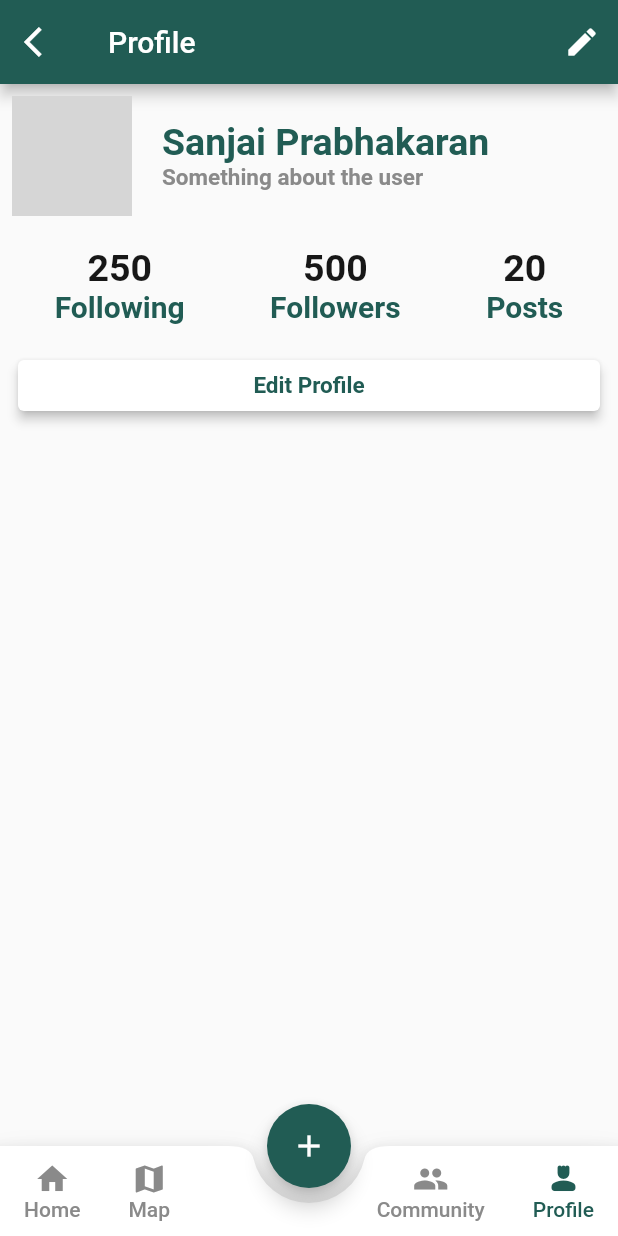
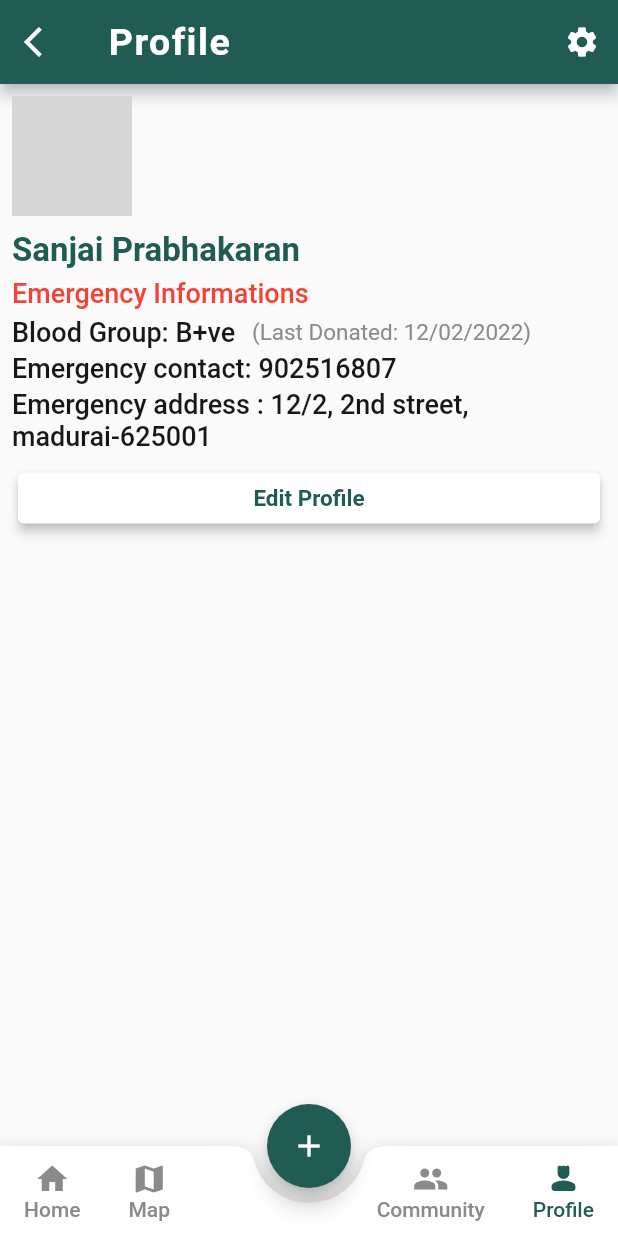
Before and after one commit to sanjaioffi/MH-Ward-Connect, a Flutter app: the screen it shows after launch, item 2 of the bottom bar chosen, after a tap on "Community", after a tap on "Profile", on a phone screen of 412 x 824 dp. Run offline on Flutter 3.47's test engine with Material 2 defaults, Android fonts, the phone set to English and light mode, and no system bars; our stand-ins replace cached_network_image, carousel_slider, dots_indicator, file_picker, flutter_typeahead, get; network calls fail; grey boxes are pictures that could not be loaded.

Commit message:
redisigned profile page and community app bar

```diff
--- a/lib/src/presentation/screens/community/build_app.dart
+++ b/lib/src/presentation/screens/community/build_app.dart
@@ -1,8 +1,9 @@
 import 'package:flutter/material.dart';
+import 'package:madurai_ward_connect/src/presentation/themes/app_colors.dart';
 
 AppBar buildApp(context) {
   return AppBar(
-    backgroundColor: Colors.white,
+    backgroundColor: AppColor.whatsAppTealGreen,
     elevation: 1,
     leadingWidth: MediaQuery.of(context).size.width,
     leading: const Padding(
@@ -14,7 +15,8 @@ AppBar buildApp(context) {
         "குழுமம்",
         style: TextStyle(
           fontSize: 25,
-          color: Colors.black,
+          fontWeight: FontWeight.bold,
+          color: Colors.white,
           letterSpacing: -1,
         ),
       ),
@@ -27,27 +29,27 @@ AppBar buildApp(context) {
         padding: EdgeInsets.only(right: 15),
         child: Icon(
           Icons.search,
-          color: Colors.grey,
+          color: AppColor.white,
         ),
       ),
-      Padding(
-        padding: EdgeInsets.only(right: 15),
-        child: Icon(
-          Icons.chat,
-          color: Colors.redAccent,
-        ),
-      ),
-      Padding(
-        padding: EdgeInsets.only(right: 15),
-        child: Icon(
-          Icons.group,
-          color: Colors.blueGrey,
-        ),
-      ),
-      Icon(
-        Icons.notifications,
-        color: Colors.blue,
-      ),
+      // Padding(
+      //   padding: EdgeInsets.only(right: 15),
+      //   child: Icon(
+      //     Icons.chat,
+      //     color: Colors.redAccent,
+      //   ),
+      // ),
+      // Padding(
+      //   padding: EdgeInsets.only(right: 15),
+      //   child: Icon(
+      //     Icons.group,
+      //     color: Colors.blueGrey,
+      //   ),
+      // ),
+      // Icon(
+      //   Icons.notifications,
+      //   color: Colors.blue,
+      // ),
     ],
   );
 }
--- a/lib/src/presentation/screens/profile/profile_screen.dart
+++ b/lib/src/presentation/screens/profile/profile_screen.dart
@@ -1,5 +1,7 @@
 import 'package:flutter/material.dart';
 import 'package:madurai_ward_connect/src/presentation/themes/app_colors.dart';
+
+// show online users to get quick response for emeregeency
 
 class ProfileScreen extends StatelessWidget {
   const ProfileScreen({super.key});
@@ -8,18 +10,27 @@ class ProfileScreen extends StatelessWidget {
   Widget build(BuildContext context) {
     int followersCount = 500; // Replace with actual follower count
     int followingCount = 250; // Replace with actual following count
-    int posts = 20; // Replace with actual following count
+    int Badges = 5; // Replace with actual following count
     return SafeArea(
       child: Scaffold(
           appBar: AppBar(
             leading:
                 IconButton(onPressed: () {}, icon: Icon(Icons.arrow_back_ios)),
-            title: Text('Profile'),
-            actions: [IconButton(onPressed: () {}, icon: Icon(Icons.edit))],
+            title: Text(
+              'Profile',
+              style: TextStyle(
+                fontSize: 25,
+                fontWeight: FontWeight.bold,
+                color: Colors.white,
+                letterSpacing: 1,
+              ),
+            ),
+            actions: [IconButton(onPressed: () {}, icon: Icon(Icons.settings))],
           ),
           body: Padding(
             padding: const EdgeInsets.all(8.0),
             child: Column(
+              crossAxisAlignment: CrossAxisAlignment.start,
               children: [
                 Row(
                   children: [
@@ -30,6 +41,74 @@ class ProfileScreen extends StatelessWidget {
                     SizedBox(
                       width: 20,
                     ),
+
+                    // Row(
+                    //   mainAxisAlignment: MainAxisAlignment.spaceAround,
+                    //   children: [
+                    //     Column(
+                    //       children: [
+                    //         Text(
+                    //           followingCount.toString(),
+                    //           style: TextStyle(
+                    //               color: AppColor.black,
+                    //               fontSize: 25,
+                    //               fontWeight: FontWeight.bold),
+                    //         ),
+                    //         Text(
+                    //           'Following',
+                    //           style: TextStyle(
+                    //               color: AppColor.whatsAppTealGreen,
+                    //               fontSize: 20,
+                    //               fontWeight: FontWeight.bold),
+                    //         )
+                    //       ],
+                    //     ),
+                    //     Column(
+                    //       children: [
+                    //         Text(
+                    //           followersCount.toString(),
+                    //           style: TextStyle(
+                    //               color: AppColor.black,
+                    //               fontSize: 25,
+                    //               fontWeight: FontWeight.bold),
+                    //         ),
+                    //         Text(
+                    //           'Followers',
+                    //           style: TextStyle(
+                    //               color: AppColor.whatsAppTealGreen,
+                    //               fontSize: 20,
+                    //               fontWeight: FontWeight.bold),
+                    //         )
+                    //       ],
+                    //     ),
+                    //     Column(
+                    //       children: [
+                    //         Text(
+                    //           Badges.toString(),
+                    //           style: TextStyle(
+                    //               color: AppColor.black,
+                    //               fontSize: 25,
+                    //               fontWeight: FontWeight.bold),
+                    //         ),
+                    //         Text(
+                    //           'Badges',
+                    //           style: TextStyle(
+                    //               color: AppColor.whatsAppTealGreen,
+                    //               fontSize: 20,
+                    //               fontWeight: FontWeight.bold),
+                    //         )
+                    //       ],
+                    //     ),
+                    //   ],
+                    // ),
+                    SizedBox(
+                      height: 20,
+                    ),
+                  ],
+                ),
+                SizedBox(
+                  height: 10,
+                ),
                 Column(
                   crossAxisAlignment: CrossAxisAlignment.start,
                   children: [
@@ -37,86 +116,68 @@ class ProfileScreen extends StatelessWidget {
                       'Sanjai Prabhakaran',
                       style: TextStyle(
                           color: AppColor.whatsAppTealGreen,
-                              fontSize: 25,
+                          fontSize: 22,
                           fontWeight: FontWeight.bold),
-                        ),
-                        Text(
-                          'Something about the user',
-                          style: TextStyle(
-                              color: AppColor.grey,
-                              fontSize: 15,
-                              fontWeight: FontWeight.w600),
-                        ),
-                      ],
                     ),
                   ],
                 ),
                 SizedBox(
-                  height: 20,
+                  height: 5,
+                ),
+                Text(
+                  'Emergency Informations',
+                  style: TextStyle(
+                      color: Colors.red,
+                      fontSize: 18,
+                      fontWeight: FontWeight.w500),
+                ),
+                SizedBox(
+                  height: 5,
                 ),
                 Row(
-                  mainAxisAlignment: MainAxisAlignment.spaceAround,
-                  children: [
-                    Column(
                   children: [
                     Text(
-                          followingCount.toString(),
+                      'Blood Group: B+ve',
                       style: TextStyle(
                           color: AppColor.black,
-                              fontSize: 25,
-                              fontWeight: FontWeight.bold),
+                          fontSize: 18,
+                          fontWeight: FontWeight.w500),
                     ),
                     Text(
-                          'Following',
+                      '   (Last Donated: 12/02/2022)',
                       style: TextStyle(
-                              color: AppColor.whatsAppTealGreen,
-                              fontSize: 20,
-                              fontWeight: FontWeight.bold),
-                        )
-                      ],
-                    ),
-                    Column(
-                      children: [
-                        Text(
-                          followersCount.toString(),
-                          style: TextStyle(
-                              color: AppColor.black,
-                              fontSize: 25,
-                              fontWeight: FontWeight.bold),
-                        ),
-                        Text(
-                          'Followers',
-                          style: TextStyle(
-                              color: AppColor.whatsAppTealGreen,
-                              fontSize: 20,
-                              fontWeight: FontWeight.bold),
-                        )
-                      ],
-                    ),
-                    Column(
-                      children: [
-                        Text(
-                          posts.toString(),
-                          style: TextStyle(
-                              color: AppColor.black,
-                              fontSize: 25,
-                              fontWeight: FontWeight.bold),
-                        ),
-                        Text(
-                          'Posts',
-                          style: TextStyle(
-                              color: AppColor.whatsAppTealGreen,
-                              fontSize: 20,
-                              fontWeight: FontWeight.bold),
-                        )
-                      ],
+                          color: AppColor.grey,
+                          fontSize: 15,
+                          fontWeight: FontWeight.w400),
                     ),
                   ],
                 ),
                 SizedBox(
-                  height: 20,
+                  height: 3,
+                ),
+                Text(
+                  'Emergency contact: 902516807',
+                  style: TextStyle(
+                      color: AppColor.black,
+                      fontSize: 18,
+                      fontWeight: FontWeight.w500),
                 ),
                 SizedBox(
+                  height: 3,
+                ),
+                Text(
+                  'Emergency address : 12/2, 2nd street, madurai-625001',
+                  style: TextStyle(
+                      color: AppColor.black,
+                      fontSize: 18,
+                      fontWeight: FontWeight.w500),
+                ),
+                SizedBox(
+                  height: 10,
+                ),
+                InkWell(
+                  onTap: () {},
+                  child: SizedBox(
                     width: double.infinity,
                     child: Card(
                       elevation: 3,
@@ -132,6 +193,7 @@ class ProfileScreen extends StatelessWidget {
                         ),
                       )),
                     ),
+                  ),
                 )
               ],
             ),
```
Lines whose indentation alone changed are shown as unchanged.
